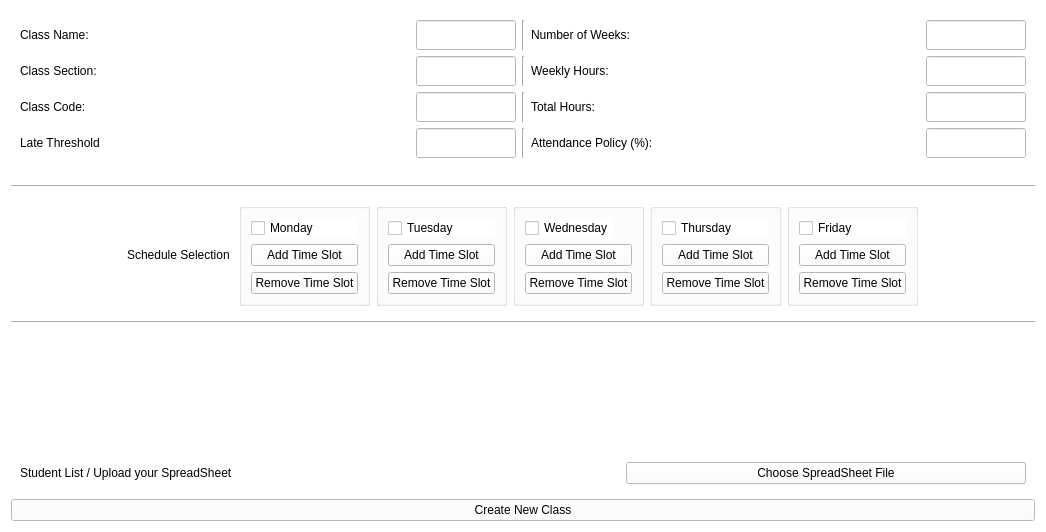
This is ui/add_new_class.ui in imndllnuri/students-attendance-app as Qt 5 draws it before an edit. The edited form follows.
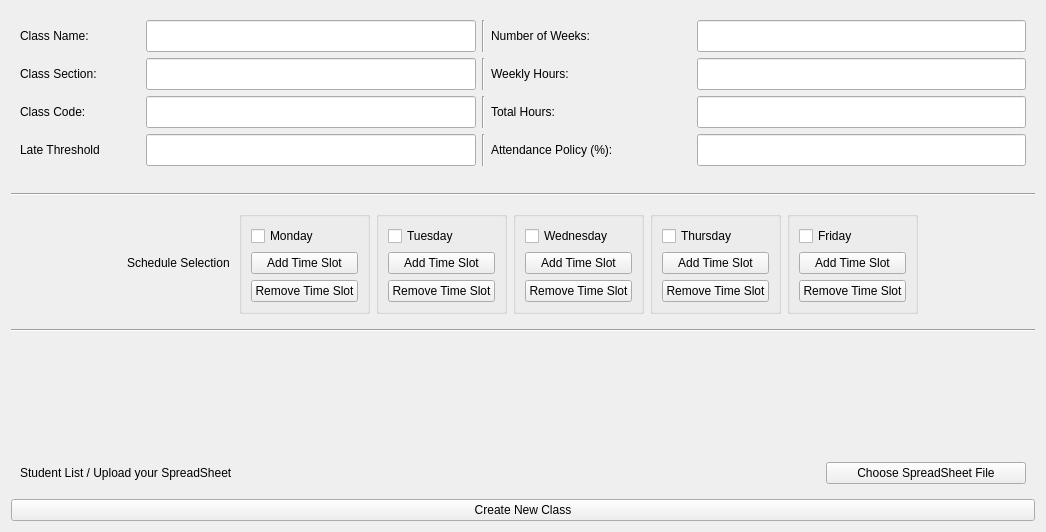
This is the edited form.

What changed in the file:
```diff
--- a/ui/add_new_class.ui
+++ b/ui/add_new_class.ui
@@ -13,9 +13,6 @@
   <property name="windowTitle">
    <string>Create New Class</string>
   </property>
-  <property name="styleSheet">
-   <string notr="true">background-color: rgb(255, 255, 255);</string>
-  </property>
   <layout class="QVBoxLayout" name="verticalLayout_2">
    <item>
     <widget class="QWidget" name="widget" native="true">
@@ -37,14 +34,8 @@
        <widget class="QLineEdit" name="class_name_le">
         <property name="minimumSize">
          <size>
-          <width>100</width>
-          <height>30</height>
-         </size>
-        </property>
-        <property name="maximumSize">
-         <size>
-          <width>100</width>
-          <height>30</height>
+          <width>90</width>
+          <height>32</height>
          </size>
         </property>
        </widget>
@@ -67,14 +58,8 @@
        <widget class="QLineEdit" name="number_of_weeks_le">
         <property name="minimumSize">
          <size>
-          <width>100</width>
-          <height>30</height>
-         </size>
-        </property>
-        <property name="maximumSize">
-         <size>
-          <width>100</width>
-          <height>30</height>
+          <width>90</width>
+          <height>32</height>
          </size>
         </property>
        </widget>
@@ -96,14 +81,8 @@
        <widget class="QLineEdit" name="class_section_le">
         <property name="minimumSize">
          <size>
-          <width>100</width>
-          <height>30</height>
-         </size>
-        </property>
-        <property name="maximumSize">
-         <size>
-          <width>100</width>
-          <height>30</height>
+          <width>90</width>
+          <height>32</height>
          </size>
         </property>
        </widget>
@@ -132,14 +111,8 @@
        <widget class="QLineEdit" name="weekly_hours_le">
         <property name="minimumSize">
          <size>
-          <width>100</width>
-          <height>30</height>
-         </size>
-        </property>
-        <property name="maximumSize">
-         <size>
-          <width>100</width>
-          <height>30</height>
+          <width>90</width>
+          <height>32</height>
          </size>
         </property>
        </widget>
@@ -161,14 +134,8 @@
        <widget class="QLineEdit" name="class_code_le">
         <property name="minimumSize">
          <size>
-          <width>100</width>
-          <height>30</height>
-         </size>
-        </property>
-        <property name="maximumSize">
-         <size>
-          <width>100</width>
-          <height>30</height>
+          <width>90</width>
+          <height>32</height>
          </size>
         </property>
        </widget>
@@ -197,14 +164,8 @@
        <widget class="QLineEdit" name="total_hours_le">
         <property name="minimumSize">
          <size>
-          <width>100</width>
-          <height>30</height>
-         </size>
-        </property>
-        <property name="maximumSize">
-         <size>
-          <width>100</width>
-          <height>30</height>
+          <width>90</width>
+          <height>32</height>
          </size>
         </property>
        </widget>
@@ -233,14 +194,8 @@
        <widget class="QLineEdit" name="attendance_policy_le">
         <property name="minimumSize">
          <size>
-          <width>100</width>
-          <height>30</height>
-         </size>
-        </property>
-        <property name="maximumSize">
-         <size>
-          <width>100</width>
-          <height>30</height>
+          <width>90</width>
+          <height>32</height>
          </size>
         </property>
        </widget>
@@ -270,14 +225,8 @@
        <widget class="QLineEdit" name="late_threshold_le">
         <property name="minimumSize">
          <size>
-          <width>100</width>
-          <height>30</height>
-         </size>
-        </property>
-        <property name="maximumSize">
-         <size>
-          <width>100</width>
-          <height>30</height>
+          <width>90</width>
+          <height>32</height>
          </size>
         </property>
        </widget>
@@ -490,7 +439,7 @@
        <widget class="QPushButton" name="spreadsheet_file_btn">
         <property name="minimumSize">
          <size>
-          <width>400</width>
+          <width>200</width>
           <height>0</height>
          </size>
         </property>
```
